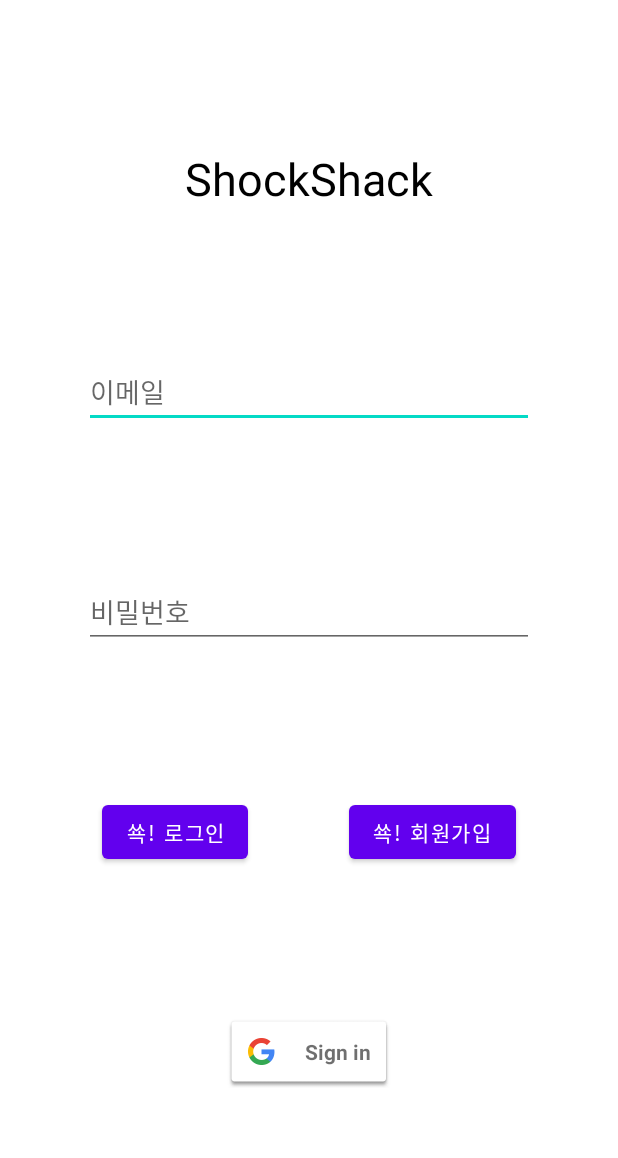
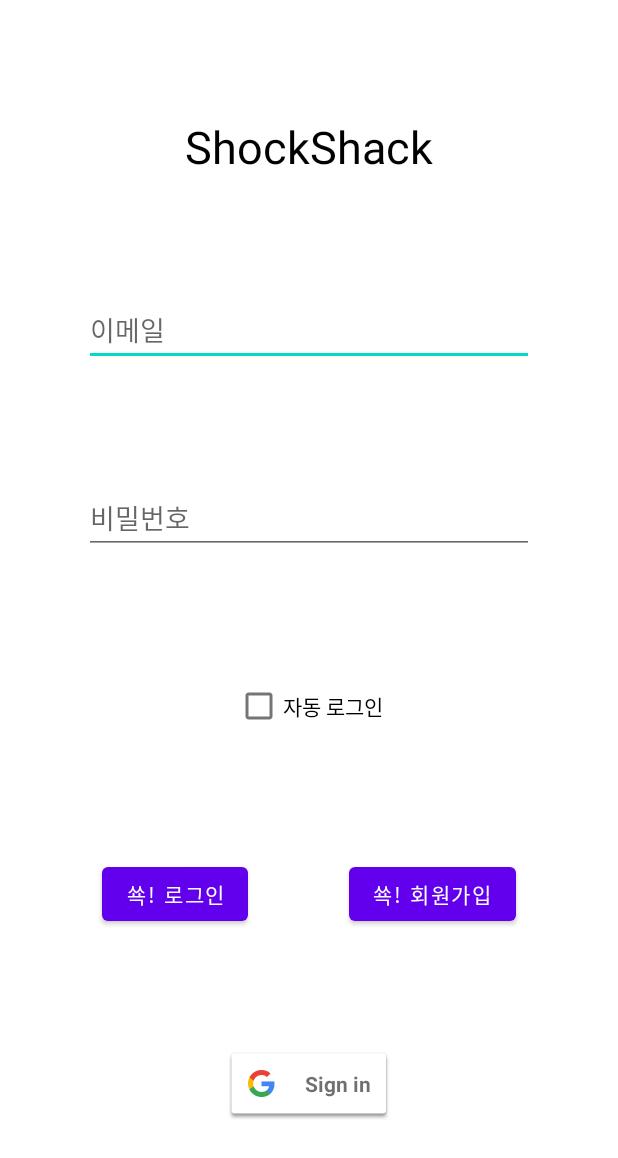
Before and after one commit to gywnd2/ShockShack, an Android app: the screen it shows after launch (LoginActivity), on a phone screen of 412 x 824 dp. Shown: the top 1158 px of the screen. Run offline under Robolectric (Android 15) with nearby library versions, the phone set to English and light mode, and no system bars; 2 statements that could not run were skipped.

Commit message:
Add auto login toggle

```diff
--- a/client/app/src/main/res/layout/activity_login.xml
+++ b/client/app/src/main/res/layout/activity_login.xml
@@ -38,14 +38,24 @@
         app:layout_constraintLeft_toLeftOf="parent"
         app:layout_constraintRight_toRightOf="parent"
         app:layout_constraintTop_toBottomOf="@id/input_text_login_email"
-        app:layout_constraintBottom_toTopOf="@id/button_login_normal"/>
+        app:layout_constraintBottom_toTopOf="@id/checkbox_login_autologin"/>
+
+    <CheckBox
+        android:id="@+id/checkbox_login_autologin"
+        android:layout_width="wrap_content"
+        android:layout_height="wrap_content"
+        app:layout_constraintTop_toBottomOf="@id/input_text_login_password"
+        app:layout_constraintBottom_toTopOf="@id/button_login_normal"
+        app:layout_constraintLeft_toLeftOf="parent"
+        app:layout_constraintRight_toRightOf="parent"
+        android:text="자동 로그인"/>
 
     <Button
         android:id="@+id/button_login_normal"
         android:layout_width="wrap_content"
         android:layout_height="wrap_content"
         android:text="@string/text_main_button_login_normal"
-        app:layout_constraintTop_toBottomOf="@id/input_text_login_password"
+        app:layout_constraintTop_toBottomOf="@id/checkbox_login_autologin"
         app:layout_constraintLeft_toLeftOf="parent"
         app:layout_constraintRight_toLeftOf="@id/button_login_signup_normal"
         app:layout_constraintBottom_toTopOf="@id/button_login_google"/>
@@ -55,7 +65,7 @@
         android:layout_width="wrap_content"
         android:layout_height="wrap_content"
         android:text="@string/text_main_button_signup_normal"
-        app:layout_constraintTop_toBottomOf="@id/input_text_login_password"
+        app:layout_constraintTop_toBottomOf="@id/checkbox_login_autologin"
         app:layout_constraintLeft_toRightOf="@id/button_login_normal"
         app:layout_constraintRight_toRightOf="parent"
         app:layout_constraintBottom_toTopOf="@id/button_login_google"/>
--- a/client/app/src/main/res/values/strings.xml
+++ b/client/app/src/main/res/values/strings.xml
@@ -19,4 +19,12 @@
     <string name="text_login_check_connection">인터넷 연결 상태를 확인하세요.</string>
     <string name="text_login_session_expired">세션이 만료되었습니다.</string>
     <string name="text_menu_main_drawer">로그아웃</string>
+    <string name="pref_token_issued_date">tokenIssuedDateTime</string>
+    <string name="pref_token_google">googleToken</string>
+    <string name="pref_token_normal_access">accessToken</string>
+    <string name="pref_token_normal_refresh">refreshToken</string>
+    <string name="pref_token_normal_email">email</string>
+    <string name="pref_name_login">loginInfo</string>
+    <string name="pref_checkbox_autologin">isAutoLoginEnabled</string>
+    <string name="text_main_logout">로그아웃 되었습니다.</string>
 </resources>
```
Also changed, not shown: client/app/src/main/java/com/udangtangtang/shockshack/LoginActivity.kt (+41 -23 lines), client/app/src/main/java/com/udangtangtang/shockshack/MainActivity.kt (+12 -2 lines).
